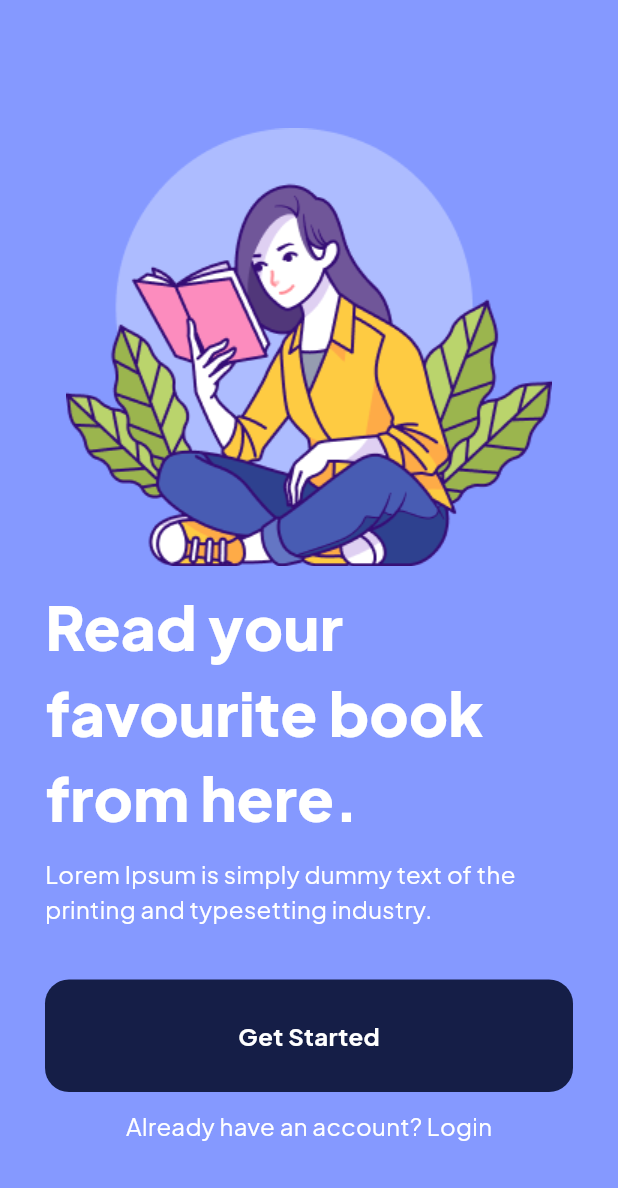
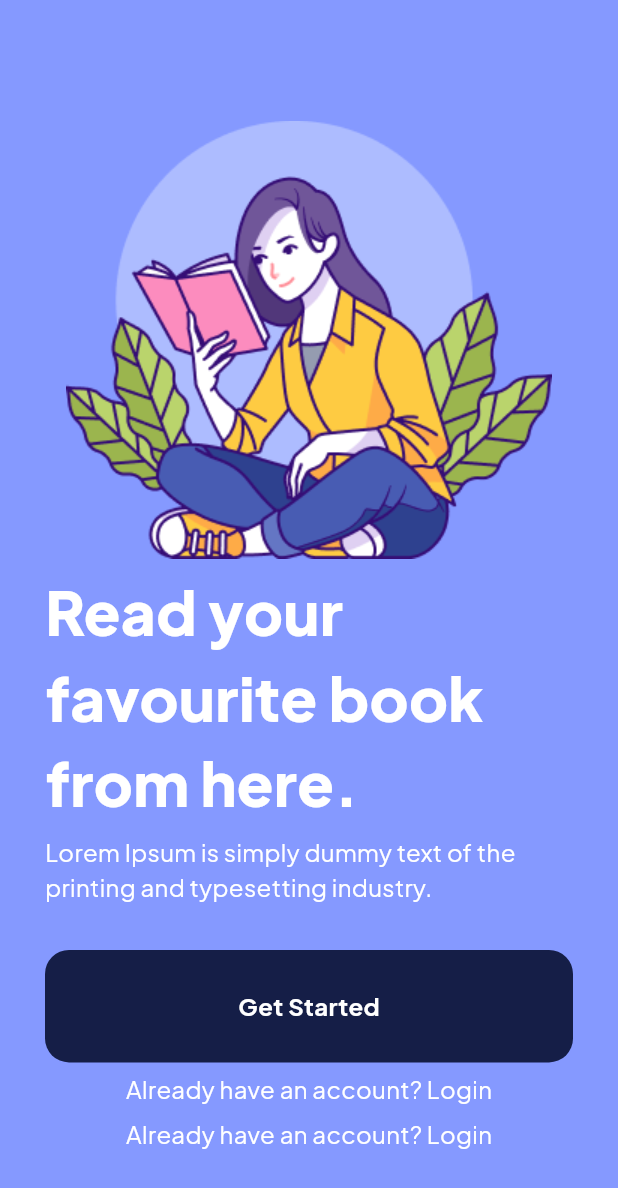
Before and after one commit to Muhamed-Hashesh/BookStore-repo, a Flutter app: the screen it shows after launch, on a phone screen of 412 x 824 dp. Shown: the top 1188 px of the screen. Run offline on Flutter 3.47's test engine with Material 3 defaults, Android fonts, the phone set to English and light mode, and no system bars; our stand-ins replace google_fonts.

Commit message:
edit second branch

```diff
--- a/lib/views/splash_screen.dart
+++ b/lib/views/splash_screen.dart
@@ -1,6 +1,8 @@
 import 'package:book_store/constants.dart';
 import 'package:flutter/material.dart';
 import 'package:google_fonts/google_fonts.dart';
+
+//scadkcmadkm
 
 class SplashScreen extends StatelessWidget {
   const SplashScreen({super.key});
@@ -70,6 +72,16 @@ class SplashScreen extends StatelessWidget {
                 ),
               ),
             ),
+            Text(
+              'Already have an account? Login',
+              style: GoogleFonts.plusJakartaSans(
+                textStyle: const TextStyle(
+                  color: kWhiteColor,
+                  fontSize: 16,
+                  fontWeight: FontWeight.normal,
+                ),
+              ),
+            ),
           ],
         ),
       ),
```
